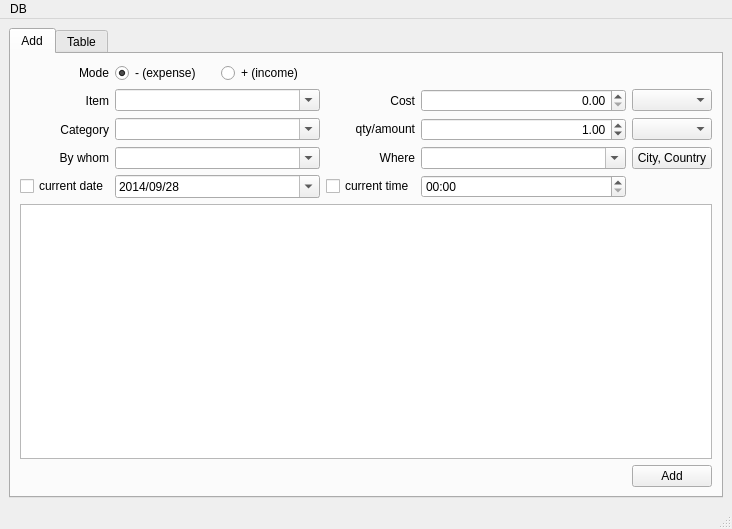
Before: the Qt Designer form ui/ui_dailyexpenses.ui in taryk/daily_expenses, drawn with Qt 5.
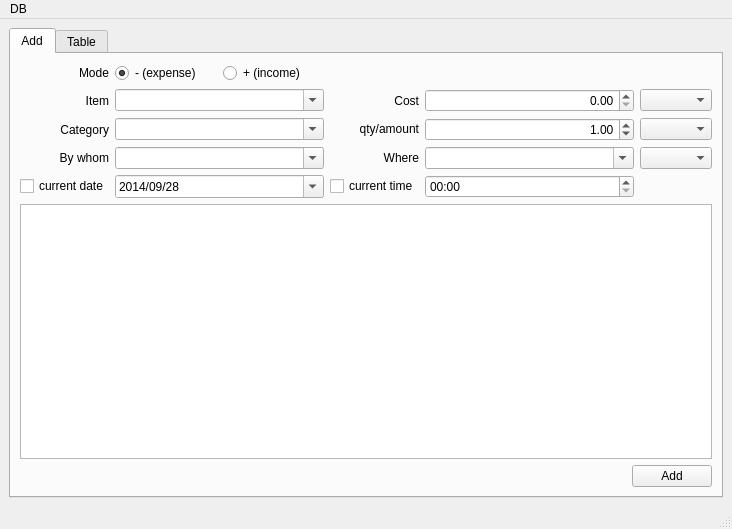
After: the same form once the commit is applied.

Commit message:
Turn `btnLocation` into `cbLocation`.
When user changes location, places automatically get loaded in
accordance with a new location.

Patch:
```diff
--- a/ui/ui_dailyexpenses.ui
+++ b/ui/ui_dailyexpenses.ui
@@ -299,19 +299,6 @@
             </property>
            </widget>
           </item>
-          <item row="6" column="4">
-           <widget class="QPushButton" name="btnLocation">
-            <property name="sizePolicy">
-             <sizepolicy hsizetype="Preferred" vsizetype="Fixed">
-              <horstretch>0</horstretch>
-              <verstretch>0</verstretch>
-             </sizepolicy>
-            </property>
-            <property name="text">
-             <string>City, Country</string>
-            </property>
-           </widget>
-          </item>
           <item row="5" column="3">
            <widget class="QDoubleSpinBox" name="spinboxQty">
             <property name="enabled">
@@ -366,6 +353,9 @@
             </property>
            </widget>
           </item>
+          <item row="6" column="4">
+           <widget class="QComboBox" name="cbLocation"/>
+          </item>
          </layout>
         </item>
         <item>
```
The commit also changes 3 other files.
